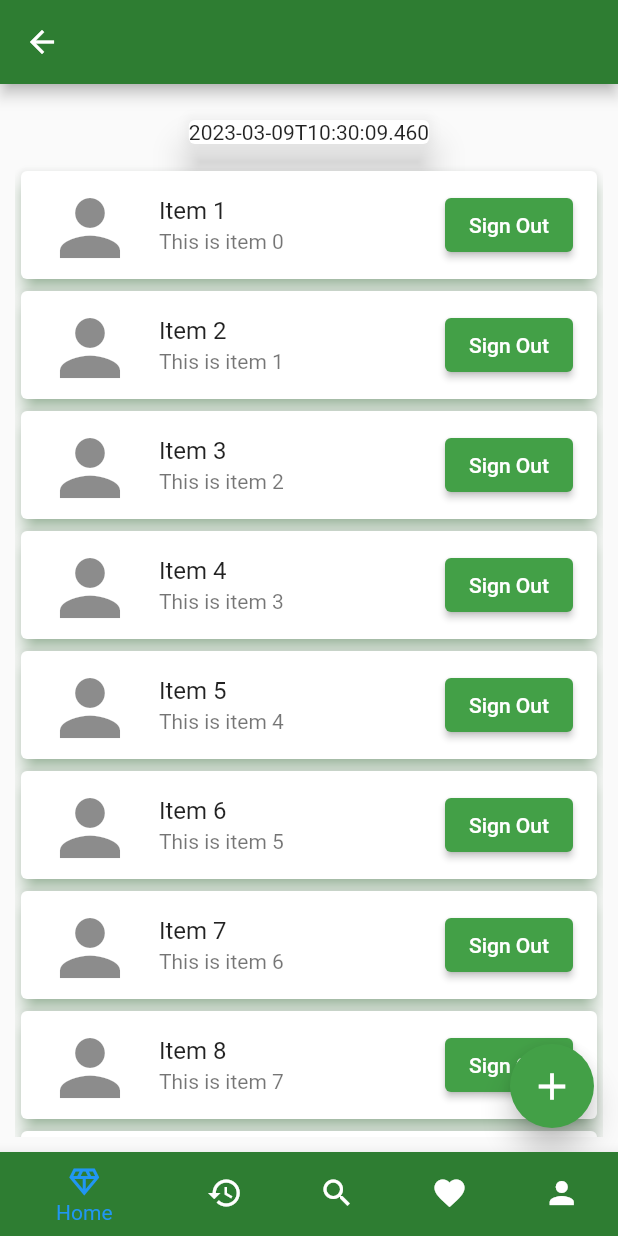
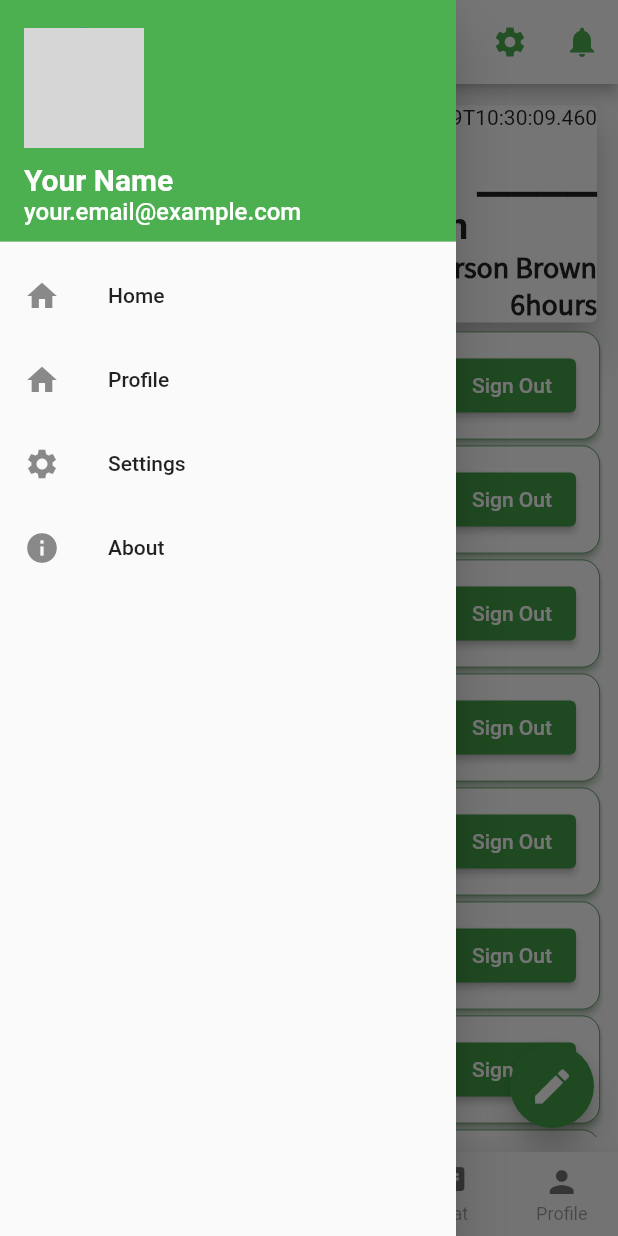
Before and after one commit to webcode2/AppFrame-Flutter, a Flutter app: the Home screen opened directly, with the side drawer open (before the commit the screen has no drawer), on a phone screen of 412 x 824 dp. Run offline on Flutter 3.47's test engine with Material 2 defaults, Android fonts, the phone set to English and light mode, and no system bars; grey boxes are pictures that could not be loaded.

Commit message:
screens in progress...

```diff
--- /dev/null
+++ b/lib/src/navigations/drawer.dart
@@ -0,0 +1,67 @@
+import 'package:flutter/material.dart';
+
+class MyDrawer extends StatelessWidget {
+  const MyDrawer({Key? key}) : super(key: key);
+
+  @override
+  Widget build(BuildContext context) {
+    return Drawer(
+      child: ListView(
+        padding: EdgeInsets.zero,
+        children: <Widget>[
+          DrawerHeader(
+            decoration: BoxDecoration(
+              color: Colors.green.shade500,
+            ),
+            child: Column(
+              mainAxisAlignment: MainAxisAlignment.center,
+              crossAxisAlignment: CrossAxisAlignment.start,
+              children: const [
+                CircleAvatar(
+                  radius: 40,
+                  backgroundImage: AssetImage('assets/images/profile.jpg'),
+                ),
+                SizedBox(height: 10),
+                Text(
+                  'Your Name',
+                  style: TextStyle(
+                    color: Colors.white,
+                    fontSize: 20,
+                    fontWeight: FontWeight.bold,
+                  ),
+                ),
+                Text(
+                  'your.email@example.com',
+                  style: TextStyle(
+                    color: Colors.white,
+                    fontSize: 16,
+                  ),
+                ),
+              ],
+            ),
+          ),
+          ListTile(
+            leading: const Icon(Icons.home),
+            title: const Text('Home'),
+            onTap: () {},
+          ),
+          ListTile(
+            leading: const Icon(Icons.home),
+            title: const Text('Profile'),
+            onTap: () {},
+          ),
+          ListTile(
+            leading: const Icon(Icons.settings),
+            title: const Text('Settings'),
+            onTap: () {},
+          ),
+          ListTile(
+            leading: const Icon(Icons.info),
+            title: const Text('About'),
+            onTap: () {},
+          ),
+        ],
+      ),
+    );
+  }
+}
--- a/lib/src/screen/defaut_home.dart
+++ b/lib/src/screen/defaut_home.dart
@@ -9,15 +9,15 @@ class DefaultHomeScreen extends StatefulWidget {
 
 class _DefaultHomeScreenState extends State<DefaultHomeScreen> {
   final List<String> _fakeData = [
-    'Item 1',
+    'Savior',
     'Item 2',
     'Item 3',
     'Item 4',
     'Item 5',
-    'Item 6',
+    'Peter',
     'Item 7',
     'Item 8',
-    'Item 9',
+    'Adesuwa',
     'Item 10',
   ];
   @override
@@ -27,28 +27,96 @@ class _DefaultHomeScreenState extends State<DefaultHomeScreen> {
         child: Padding(
           padding: const EdgeInsets.fromLTRB(10, 10, 10, 10),
           child: Column(children: [
-            Container(
-              padding: const EdgeInsets.symmetric(horizontal: 10, vertical: 10),
-              decoration:
-                  BoxDecoration(borderRadius: BorderRadius.circular(10)),
-              child: Card(
-                  elevation: 10,
-                  child: Column(
-                    children: [
-                      Text(
+            Card(
+                elevation: 10,
+                child: Column(
+                  children: [
+                    Container(
+                      alignment: AlignmentDirectional.topEnd,
+                      child: Text(
                         DateTime.now().toIso8601String(),
                       ),
-                    ],
-                  )),
-            ),
+                    ),
+                    Row(
+                      mainAxisAlignment: MainAxisAlignment.spaceBetween,
+                      children: const [
+                        Text(
+                          "Access Code",
+                          style: TextStyle(
+                              fontSize: 40,
+                              fontFamily: "Source Sans Pro",
+                              fontWeight: FontWeight.w700),
+                        ),
+                        Text(
+                          "____",
+                          style: TextStyle(
+                              fontSize: 40,
+                              fontFamily: "Source Sans Pro",
+                              fontWeight: FontWeight.w700),
+                        )
+                      ],
+                    ),
+                    Container(
+                      alignment: AlignmentDirectional.topStart,
+                      child: const Text(
+                        "Hi Goog Morning Peterson",
+                        style: TextStyle(
+                            fontWeight: FontWeight.bold, fontSize: 25),
+                      ),
+                    ),
+                    Row(
+                      mainAxisAlignment: MainAxisAlignment.spaceBetween,
+                      children: const [
+                        Text(
+                          "Guest",
+                          style: TextStyle(
+                              fontSize: 20,
+                              fontFamily: "Source Sans Pro",
+                              fontWeight: FontWeight.w700),
+                        ),
+                        Text(
+                          "Peterson Brown",
+                          style: TextStyle(
+                              fontSize: 20,
+                              fontFamily: "Source Sans Pro",
+                              fontWeight: FontWeight.w700),
+                        )
+                      ],
+                    ),
+                    Row(
+                      mainAxisAlignment: MainAxisAlignment.spaceBetween,
+                      children: const [
+                        Text(
+                          "expires in :",
+                          style: TextStyle(
+                              fontSize: 20,
+                              fontFamily: "Source Sans Pro",
+                              fontWeight: FontWeight.w700),
+                        ),
+                        Text(
+                          "6hours",
+                          style: TextStyle(
+                              fontSize: 20,
+                              fontFamily: "Source Sans Pro",
+                              fontWeight: FontWeight.w700),
+                        )
+                      ],
+                    ),
+                  ],
+                )),
             Expanded(
               child: ListView.builder(
                 itemCount: _fakeData.length,
                 itemBuilder: (BuildContext context, int index) {
                   return Card(
+                    elevation: 2,
+                    margin:
+                        const EdgeInsets.symmetric(vertical: 2, horizontal: 2),
                     shadowColor: Colors.green.shade300,
-                    color: Colors.white,
-                    elevation: 5,
+                    shape: OutlineInputBorder(
+                        borderRadius: BorderRadius.circular(12),
+                        borderSide: BorderSide(
+                            color: Colors.green.shade800, width: .5)),
                     child: ListTile(
                       leading: const Icon(
                         Icons.person,
@@ -65,7 +133,7 @@ class _DefaultHomeScreenState extends State<DefaultHomeScreen> {
                       ),
                       subtitle: Text('This is item $index'),
                       onTap: () {
-// Do something when the user taps on the list tile
+                        //TODO Do something when the user taps on the list tile
                       },
                     ),
                   );
@@ -79,7 +147,7 @@ class _DefaultHomeScreenState extends State<DefaultHomeScreen> {
         backgroundColor: Colors.green.shade600,
         elevation: 8,
         child: const Icon(
-          Icons.add,
+          Icons.edit,
           size: 30,
         ),
         onPressed: () {},
--- a/lib/src/screen/homepage.dart
+++ b/lib/src/screen/homepage.dart
@@ -1,6 +1,9 @@
 import 'package:app_frame/src/screen/test.dart';
 import 'package:flutter/material.dart';
+import 'package:flutter/services.dart';
 
+import '../navigations/drawer.dart';
+import 'chat_screen.dart';
 import 'defaut_home.dart';
 
 class Home extends StatefulWidget {
@@ -16,7 +19,7 @@ class _HomeState extends State<Home> {
     DefaultHomeScreen(),
     ScreenOne(),
     ScreenTwo(),
-    ScreenThree(),
+    ChatScreen(),
     ScreenFour(),
   ];
   void _onItemTapped(int index) {
@@ -29,32 +32,61 @@ class _HomeState extends State<Home> {
   Widget build(BuildContext context) {
     return Scaffold(
       appBar: AppBar(
-        backgroundColor: Colors.green.shade800,
+        backgroundColor: Colors.white,
+        iconTheme: const IconThemeData(color: Colors.grey),
+        systemOverlayStyle: const SystemUiOverlayStyle(
+          systemNavigationBarColor: Colors.green, // Navigation bar
+          statusBarColor: Colors.white, // Status bar
+        ),
+        actions: <Widget>[
+          IconButton(
+            icon: const Icon(
+              Icons.settings,
+              color: Colors.green,
+            ),
+            onPressed: () {
+              // do something
+            },
+          ),
+          IconButton(
+            icon: const Icon(
+              Icons.notifications,
+              color: Colors.green,
+            ),
+            onPressed: () {
+              // do something
+            },
+          ),
+        ],
       ),
+      drawer: const MyDrawer(),
       body: _widgetOptions.elementAt(_selectedIndex),
       bottomNavigationBar: BottomNavigationBar(
-        useLegacyColorScheme: true,
-        items: <BottomNavigationBarItem>[
+        showUnselectedLabels: true,
+        unselectedIconTheme: const IconThemeData(color: Colors.black54),
+        selectedIconTheme: IconThemeData(color: Colors.green.shade800),
+        elevation: 10,
+        unselectedItemColor: Colors.black38,
+        items: const <BottomNavigationBarItem>[
           BottomNavigationBarItem(
-            icon: const Icon(Icons.diamond_outlined),
-            backgroundColor: Colors.green.shade800,
+            icon: Icon(Icons.diamond_outlined),
             label: 'Home',
           ),
-          const BottomNavigationBarItem(
+          BottomNavigationBarItem(
             icon: Icon(Icons.history_sharp),
-            label: 'Screen one',
+            label: 'History',
           ),
-          const BottomNavigationBarItem(
-            icon: Icon(Icons.search),
-            label: 'Screen Two',
+          BottomNavigationBarItem(
+            icon: Icon(Icons.login),
+            label: 'Quick token',
           ),
-          const BottomNavigationBarItem(
-            icon: Icon(Icons.favorite),
-            label: 'Screen Three',
+          BottomNavigationBarItem(
+            icon: Icon(Icons.chat),
+            label: 'Chat',
           ),
-          const BottomNavigationBarItem(
+          BottomNavigationBarItem(
             icon: Icon(Icons.person),
-            label: 'Screen Four',
+            label: 'Profile',
           ),
         ],
         currentIndex: _selectedIndex,
--- a/pubspec.yaml
+++ b/pubspec.yaml
@@ -35,6 +35,8 @@ dependencies:
   # The following adds the Cupertino Icons font to your application.
   # Use with the CupertinoIcons class for iOS style icons.
   cupertino_icons: ^1.0.2
+  flutter_svg: ^2.0.2
+  timeago: ^3.4.0
 
 dev_dependencies:
   flutter_test:
```
Also changed, not shown: lib/src/screen/chat_screen.dart (added, +93 -0 lines), lib/src/screen/profile.dart (+53 -46 lines), pubspec.lock, 1 other file.
